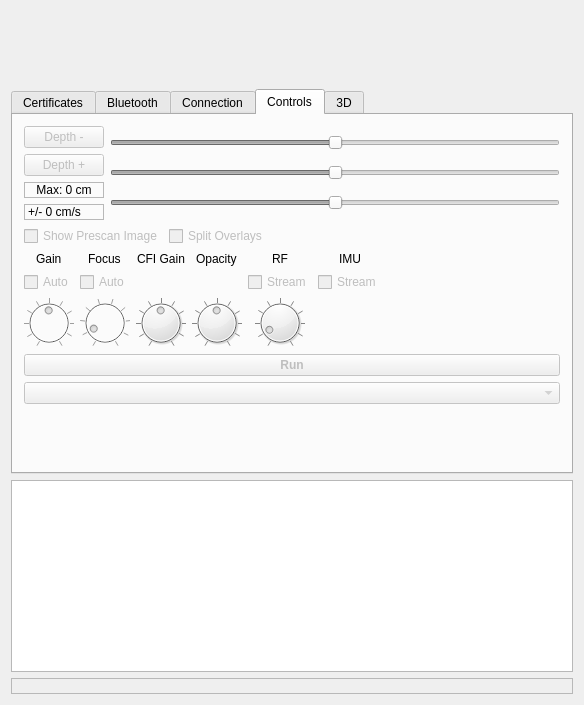
Old version of the form examples/solum_qt/solumqt.ui in the repository clariusdev/solum.
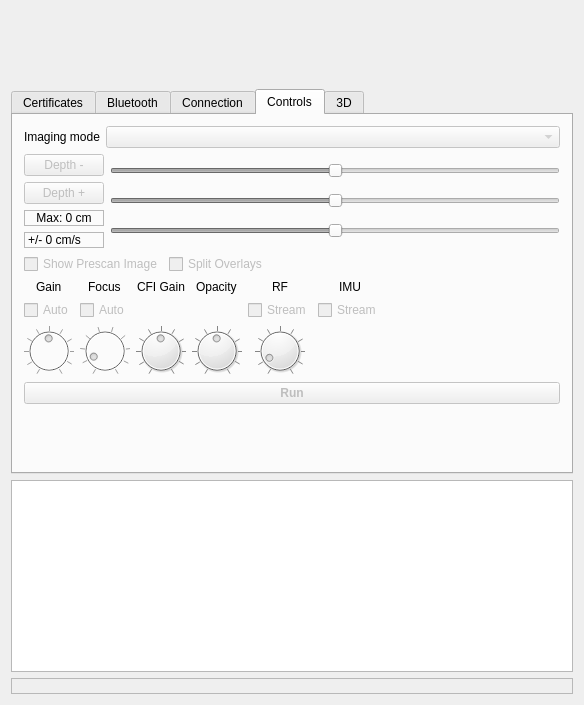
New version of the form. The open tabs and pages were chosen to show the change. Custom widgets are drawn as their Qt base class.

Commit message:
Qt: Params: move the imaging mode checkbox to the top
The selection there controls the entire rest of the tab, after all.

Diff of the .ui file:
```diff
--- a/examples/solum_qt/solumqt.ui
+++ b/examples/solum_qt/solumqt.ui
@@ -560,6 +560,24 @@
         <string>Controls</string>
        </attribute>
        <layout class="QVBoxLayout" name="verticalLayout_2">
+        <item>
+         <layout class="QFormLayout" name="_mode_layout">
+          <item row="0" column="1">
+           <widget class="QComboBox" name="modes">
+            <property name="enabled">
+             <bool>false</bool>
+            </property>
+           </widget>
+          </item>
+          <item row="0" column="0">
+           <widget class="QLabel" name="label_2">
+            <property name="text">
+             <string>Imaging mode</string>
+            </property>
+           </widget>
+          </item>
+         </layout>
+        </item>
         <item>
          <layout class="QHBoxLayout" name="horizontalLayout">
           <item>
@@ -1006,13 +1024,6 @@
           </property>
          </widget>
         </item>
-        <item>
-         <widget class="QComboBox" name="modes">
-          <property name="enabled">
-           <bool>false</bool>
-          </property>
-         </widget>
-        </item>
         <item>
          <spacer name="_prmsspacer">
           <property name="orientation">
```
